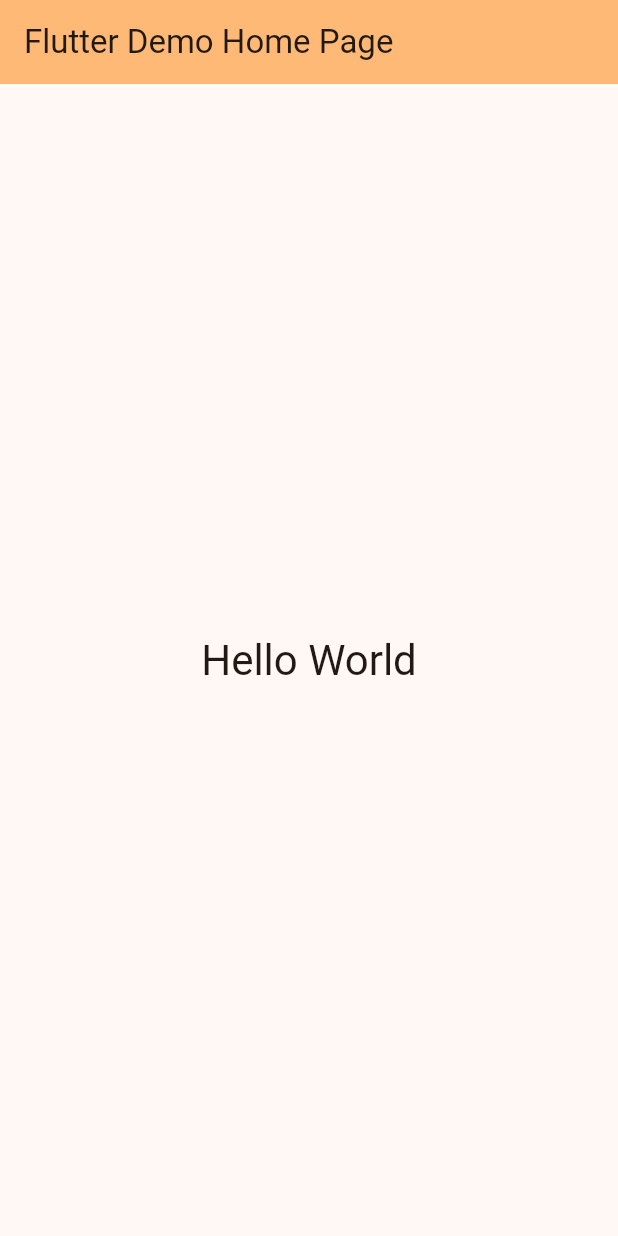
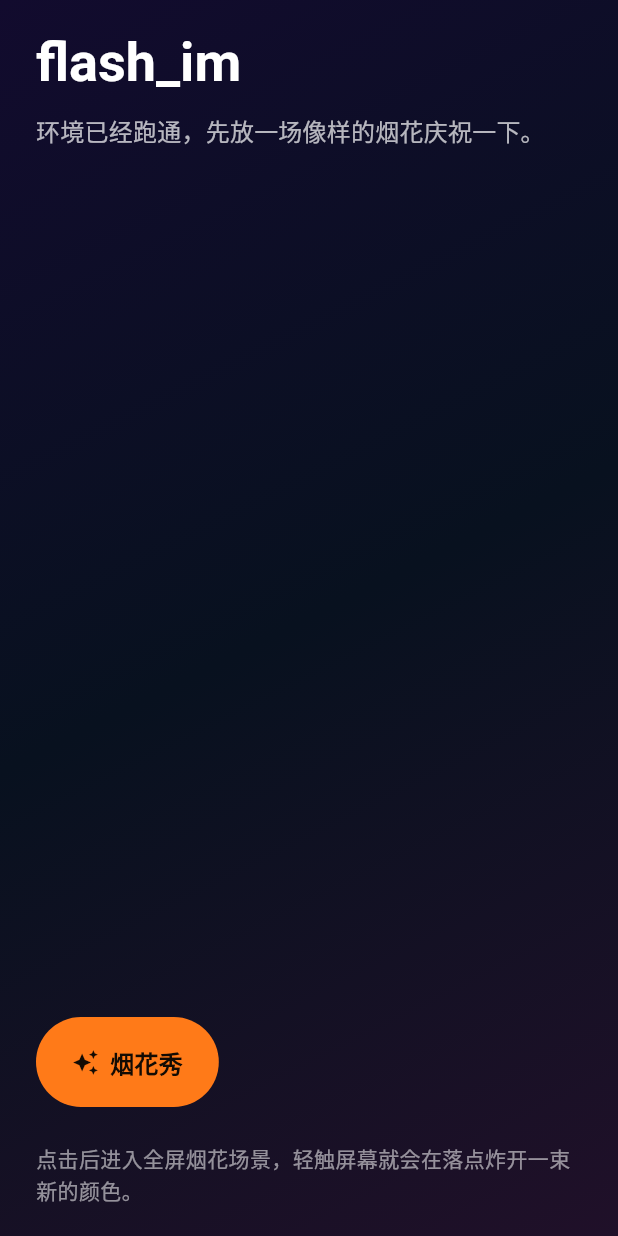
Before and after one commit to RainyJiang22/FlashIM_by_ai, a Flutter app: the screen it shows after launch, on a phone screen of 412 x 824 dp. Run offline on Flutter 3.47's test engine with Material 3 defaults, Android fonts, the phone set to English and light mode, and no system bars.

Commit message:
feat(client): client 烟花秀

```diff
--- /dev/null
+++ b/client/lib/app/flash_im_app.dart
@@ -0,0 +1,24 @@
+import 'package:flutter/material.dart';
+
+import '../features/home/home_page.dart';
+
+class FlashImApp extends StatelessWidget {
+  const FlashImApp({super.key});
+
+  @override
+  Widget build(BuildContext context) {
+    return MaterialApp(
+      title: 'flash_im',
+      debugShowCheckedModeBanner: false,
+      theme: ThemeData(
+        useMaterial3: true,
+        colorScheme: ColorScheme.fromSeed(
+          seedColor: const Color(0xFFFF7A18),
+          brightness: Brightness.dark,
+        ),
+        scaffoldBackgroundColor: const Color(0xFF090B16),
+      ),
+      home: const HomePage(),
+    );
+  }
+}
--- /dev/null
+++ b/client/lib/features/home/home_page.dart
@@ -0,0 +1,83 @@
+import 'package:flutter/material.dart';
+
+import '../fireworks/fireworks_show_page.dart';
+
+class HomePage extends StatelessWidget {
+  const HomePage({super.key});
+
+  @override
+  Widget build(BuildContext context) {
+    final theme = Theme.of(context);
+
+    return Scaffold(
+      body: DecoratedBox(
+        decoration: const BoxDecoration(
+          gradient: LinearGradient(
+            begin: Alignment.topLeft,
+            end: Alignment.bottomRight,
+            colors: [Color(0xFF120B2E), Color(0xFF08111F), Color(0xFF201029)],
+          ),
+        ),
+        child: SafeArea(
+          child: Padding(
+            padding: const EdgeInsets.symmetric(horizontal: 24, vertical: 20),
+            child: Column(
+              crossAxisAlignment: CrossAxisAlignment.start,
+              children: [
+                Text(
+                  'flash_im',
+                  style: theme.textTheme.displaySmall?.copyWith(
+                    fontWeight: FontWeight.w700,
+                    color: Colors.white,
+                  ),
+                ),
+                const SizedBox(height: 12),
+                Text(
+                  '环境已经跑通，先放一场像样的烟花庆祝一下。',
+                  style: theme.textTheme.titleMedium?.copyWith(
+                    color: Colors.white70,
+                    height: 1.4,
+                  ),
+                ),
+                const Spacer(),
+                Align(
+                  alignment: Alignment.centerLeft,
+                  child: FilledButton.icon(
+                    onPressed: () {
+                      Navigator.of(context).push(
+                        MaterialPageRoute<void>(
+                          builder: (_) => const FireworksShowPage(),
+                        ),
+                      );
+                    },
+                    icon: const Icon(Icons.auto_awesome),
+                    label: const Text('烟花秀'),
+                    style: FilledButton.styleFrom(
+                      backgroundColor: const Color(0xFFFF7A18),
+                      foregroundColor: const Color(0xFF130B03),
+                      padding: const EdgeInsets.symmetric(
+                        horizontal: 24,
+                        vertical: 18,
+                      ),
+                      textStyle: theme.textTheme.titleMedium?.copyWith(
+                        fontWeight: FontWeight.w700,
+                      ),
+                    ),
+                  ),
+                ),
+                const SizedBox(height: 24),
+                Text(
+                  '点击后进入全屏烟花场景，轻触屏幕就会在落点炸开一束新的颜色。',
+                  style: theme.textTheme.bodyMedium?.copyWith(
+                    color: Colors.white54,
+                    height: 1.5,
+                  ),
+                ),
+              ],
+            ),
+          ),
+        ),
+      ),
+    );
+  }
+}
--- a/client/lib/main.dart
+++ b/client/lib/main.dart
@@ -1,60 +1,7 @@
 import 'package:flutter/material.dart';
 
+import 'app/flash_im_app.dart';
+
 void main() {
-  runApp(const MyApp());
+  runApp(const FlashImApp());
 }
-
-class MyApp extends StatelessWidget {
-  const MyApp({super.key});
-
-  // This widget is the root of your application.
-  @override
-  Widget build(BuildContext context) {
-    return MaterialApp(
-      title: 'Flutter Demo',
-      debugShowCheckedModeBanner: true,
-      theme: ThemeData(useMaterial3: true, colorSchemeSeed: Colors.orange),
-      home: const MyHomePage(title: 'Flutter Demo Home Page'),
-    );
-  }
-}
-
-class MyHomePage extends StatefulWidget {
-  const MyHomePage({super.key, required this.title});
-
-  // This widget is the home page of your application. It is stateful, meaning
-  // that it has a State object (defined below) that contains fields that affect
-  // how it looks.
-
-  // This class is the configuration for the state. It holds the values (in this
-  // case the title) provided by the parent (in this case the App widget) and
-  // used by the build method of the State. Fields in a Widget subclass are
-  // always marked "final".
-
-  final String title;
-
-  @override
-  State<MyHomePage> createState() => _MyHomePageState();
-}
-
-class _MyHomePageState extends State<MyHomePage> {
-
-  @override
-  Widget build(BuildContext context) {
-    return Scaffold(
-        appBar: AppBar(
-          backgroundColor: Theme
-              .of(context)
-              .colorScheme
-              .inversePrimary,
-          title: Text(widget.title),
-        ),
-        body: Center(
-            child: Text(
-                'Hello World',
-                style: Theme.of(context).textTheme.headlineMedium
-            )
-        )
-    );
-  }
-}
```
Also changed, not shown: client/lib/features/fireworks/fireworks_show_page.dart (added, +32 -0 lines), client/lib/features/fireworks/widgets/fireworks_show_scene.dart (added, +473 -0 lines), 1 other file.
